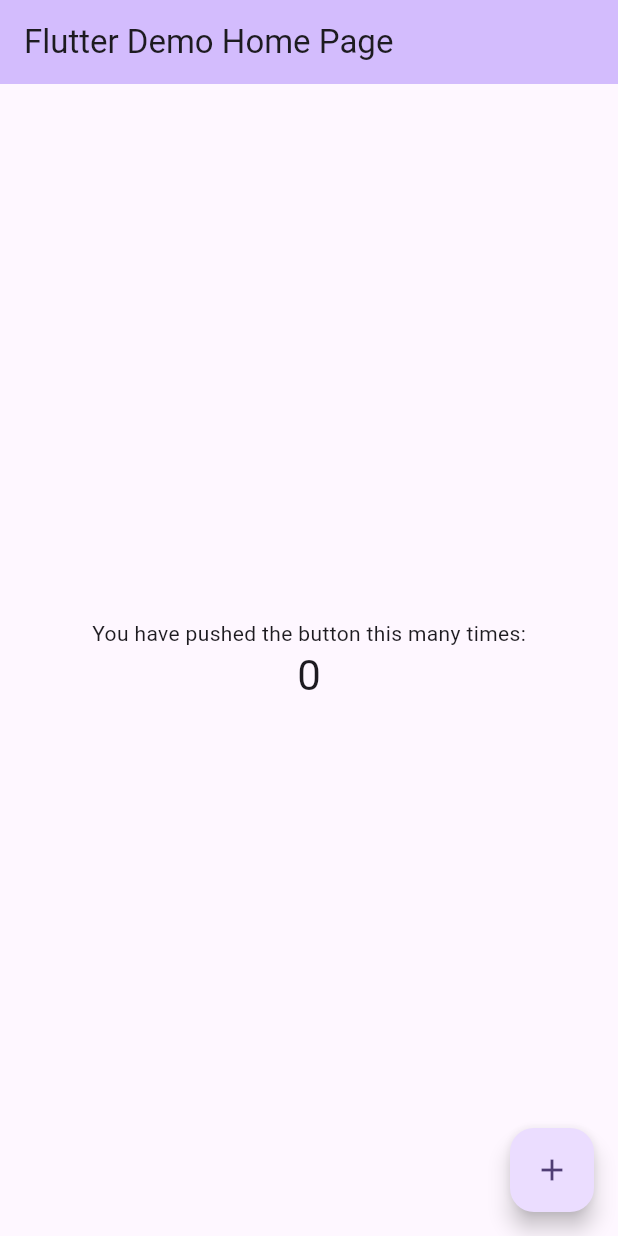
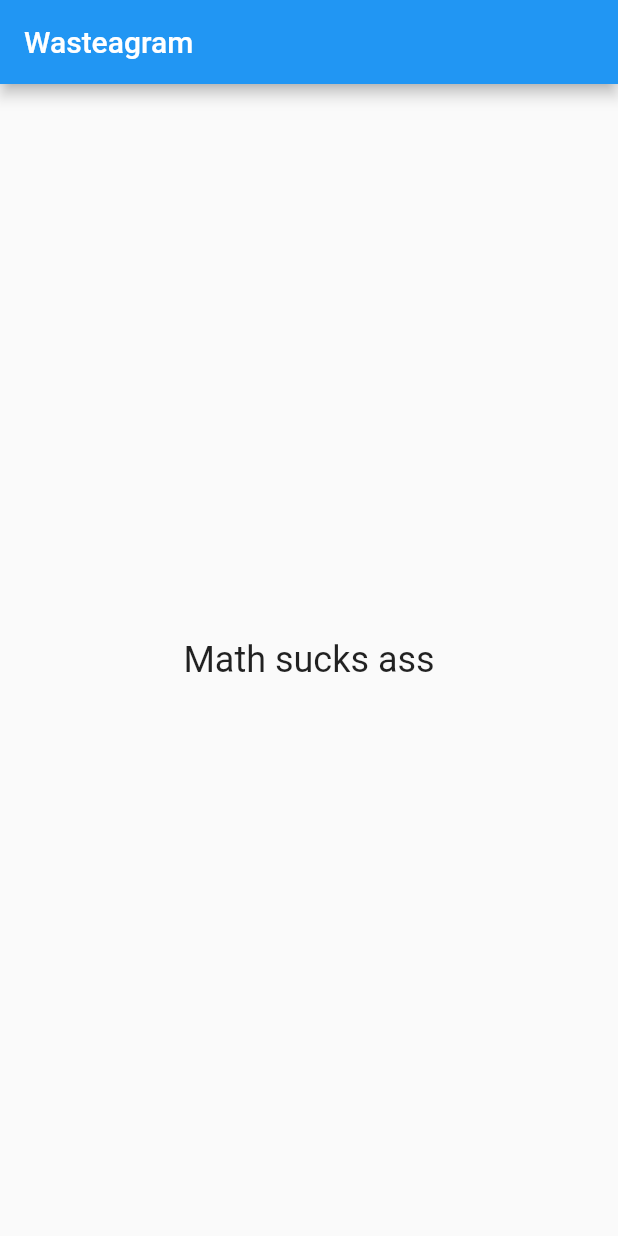
Before and after one commit to lukereynoldspi/cs492-project5, a Flutter app: the screen it shows after launch, on a phone screen of 412 x 824 dp. Run offline on Flutter 3.47's test engine with Material 2 defaults, Android fonts, the phone set to English and light mode, and no system bars.

Commit message:
added dummy folders and refactored files

```diff
--- a/wasteagram/lib/app.dart
+++ b/wasteagram/lib/app.dart
@@ -0,0 +1,40 @@
+import 'package:flutter/material.dart';
+
+void main() {
+  runApp(MyApp());
+}
+
+class MyApp extends StatelessWidget {
+  const MyApp({super.key});
+
+  @override
+  Widget build(BuildContext context) {
+    return MaterialApp(
+      title: 'Wasteagram',
+      theme: ThemeData(
+        primarySwatch: Colors.blue,
+        visualDensity: VisualDensity.adaptivePlatformDensity,
+      ),
+      home: MyHomePage(),
+    );
+  }
+}
+
+class MyHomePage extends StatelessWidget {
+  const MyHomePage({super.key});
+
+  @override
+  Widget build(BuildContext context) {
+    return Scaffold(
+      appBar: AppBar(
+        title: Text('Wasteagram'),
+      ),
+      body: Center(
+        child: Text(
+          'Math sucks ass',
+          style: TextStyle(fontSize: 24),
+        ),
+      ),
+    );
+  }
+}
--- a/wasteagram/lib/main.dart
+++ b/wasteagram/lib/main.dart
@@ -1,125 +1,10 @@
 import 'package:flutter/material.dart';
+import './app.dart';
 
 void main() {
-  runApp(const MyApp());
+  WidgetsFlutterBinding.ensureInitialized();
+
+  // Initialize any plugins or services here
+
+  runApp(MyApp());
 }
-
-class MyApp extends StatelessWidget {
-  const MyApp({super.key});
-
-  // This widget is the root of your application.
-  @override
-  Widget build(BuildContext context) {
-    return MaterialApp(
-      title: 'Flutter Demo',
-      theme: ThemeData(
-        // This is the theme of your application.
-        //
-        // TRY THIS: Try running your application with "flutter run". You'll see
-        // the application has a blue toolbar. Then, without quitting the app,
-        // try changing the seedColor in the colorScheme below to Colors.green
-        // and then invoke "hot reload" (save your changes or press the "hot
-        // reload" button in a Flutter-supported IDE, or press "r" if you used
-        // the command line to start the app).
-        //
-        // Notice that the counter didn't reset back to zero; the application
-        // state is not lost during the reload. To reset the state, use hot
-        // restart instead.
-        //
-        // This works for code too, not just values: Most code changes can be
-        // tested with just a hot reload.
-        colorScheme: ColorScheme.fromSeed(seedColor: Colors.deepPurple),
-        useMaterial3: true,
-      ),
-      home: const MyHomePage(title: 'Flutter Demo Home Page'),
-    );
-  }
-}
-
-class MyHomePage extends StatefulWidget {
-  const MyHomePage({super.key, required this.title});
-
-  // This widget is the home page of your application. It is stateful, meaning
-  // that it has a State object (defined below) that contains fields that affect
-  // how it looks.
-
-  // This class is the configuration for the state. It holds the values (in this
-  // case the title) provided by the parent (in this case the App widget) and
-  // used by the build method of the State. Fields in a Widget subclass are
-  // always marked "final".
-
-  final String title;
-
-  @override
-  State<MyHomePage> createState() => _MyHomePageState();
-}
-
-class _MyHomePageState extends State<MyHomePage> {
-  int _counter = 0;
-
-  void _incrementCounter() {
-    setState(() {
-      // This call to setState tells the Flutter framework that something has
-      // changed in this State, which causes it to rerun the build method below
-      // so that the display can reflect the updated values. If we changed
-      // _counter without calling setState(), then the build method would not be
-      // called again, and so nothing would appear to happen.
-      _counter++;
-    });
-  }
-
-  @override
-  Widget build(BuildContext context) {
-    // This method is rerun every time setState is called, for instance as done
-    // by the _incrementCounter method above.
-    //
-    // The Flutter framework has been optimized to make rerunning build methods
-    // fast, so that you can just rebuild anything that needs updating rather
-    // than having to individually change instances of widgets.
-    return Scaffold(
-      appBar: AppBar(
-        // TRY THIS: Try changing the color here to a specific color (to
-        // Colors.amber, perhaps?) and trigger a hot reload to see the AppBar
-        // change color while the other colors stay the same.
-        backgroundColor: Theme.of(context).colorScheme.inversePrimary,
-        // Here we take the value from the MyHomePage object that was created by
-        // the App.build method, and use it to set our appbar title.
-        title: Text(widget.title),
-      ),
-      body: Center(
-        // Center is a layout widget. It takes a single child and positions it
-        // in the middle of the parent.
-        child: Column(
-          // Column is also a layout widget. It takes a list of children and
-          // arranges them vertically. By default, it sizes itself to fit its
-          // children horizontally, and tries to be as tall as its parent.
-          //
-          // Column has various properties to control how it sizes itself and
-          // how it positions its children. Here we use mainAxisAlignment to
-          // center the children vertically; the main axis here is the vertical
-          // axis because Columns are vertical (the cross axis would be
-          // horizontal).
-          //
-          // TRY THIS: Invoke "debug painting" (choose the "Toggle Debug Paint"
-          // action in the IDE, or press "p" in the console), to see the
-          // wireframe for each widget.
-          mainAxisAlignment: MainAxisAlignment.center,
-          children: <Widget>[
-            const Text(
-              'You have pushed the button this many times:',
-            ),
-            Text(
-              '$_counter',
-              style: Theme.of(context).textTheme.headlineMedium,
-            ),
-          ],
-        ),
-      ),
-      floatingActionButton: FloatingActionButton(
-        onPressed: _incrementCounter,
-        tooltip: 'Increment',
-        child: const Icon(Icons.add),
-      ), // This trailing comma makes auto-formatting nicer for build methods.
-    );
-  }
-}
```
Also changed, not shown: wasteagram/pubspec.yaml (+4 -4 lines), wasteagram/lib/screens/detail_screen.dart (deleted), wasteagram/lib/screens/new_post_screen.dart (deleted), wasteagram/lib/screens/post_creation_screen.dart (added), wasteagram/lib/screens/post_view_screen.dart (added), wasteagram/pubspec.lock, 4 other files.
